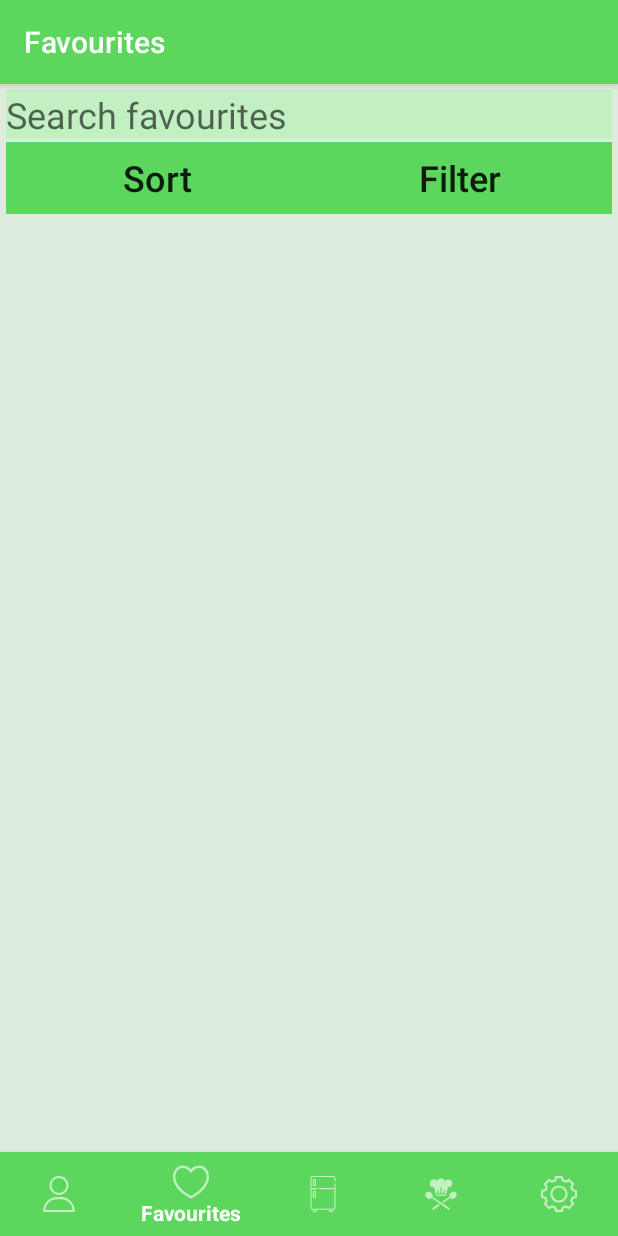
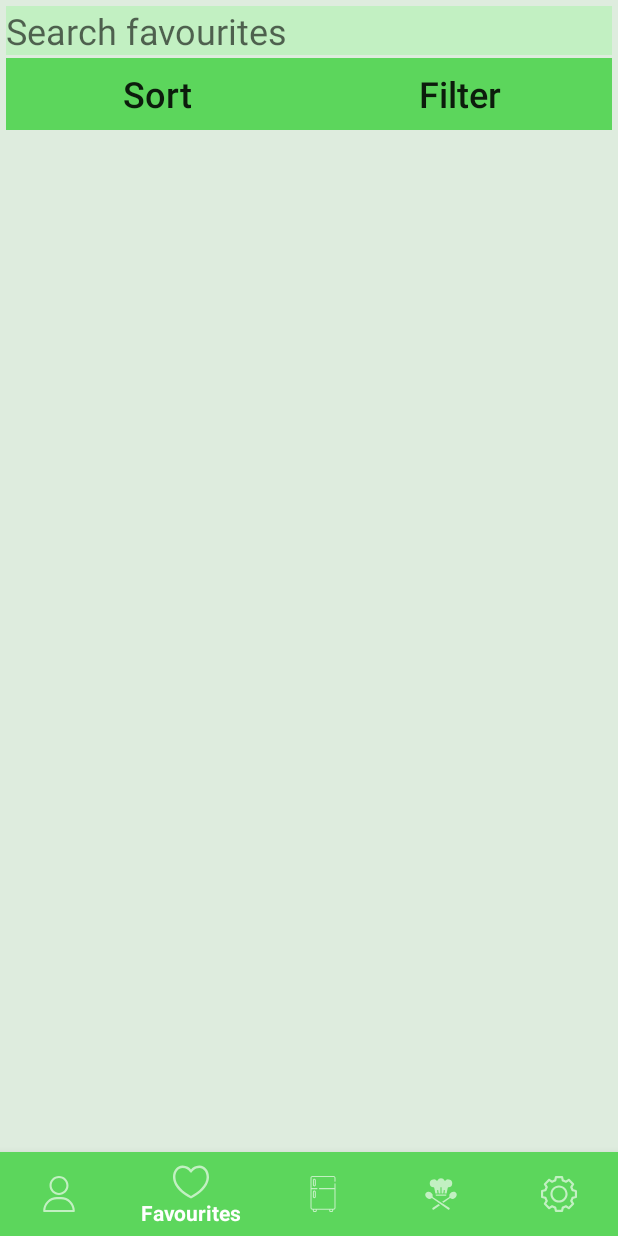
Before and after one commit to MattDominey5107530/FridgRApplication, an Android app: the screen it shows after launch (MainActivity), item 2 of the bottom bar chosen, on a phone screen of 412 x 824 dp. Run offline under Robolectric (Android 15) with nearby library versions, the phone set to English and light mode, and no system bars.

Commit message:
Removed the top toolbar

```diff
--- a/app/src/main/java/com/example/fridgr/MainActivity.kt
+++ b/app/src/main/java/com/example/fridgr/MainActivity.kt
@@ -14,12 +14,12 @@ class MainActivity : AppCompatActivity() {
         super.onCreate(savedInstanceState)
         setContentView(R.layout.activity_main)
 
-        toolbar = supportActionBar!!
+        //toolbar = supportActionBar!!
         val bottomNavigation: BottomNavigationView = findViewById(R.id.bottom_navigation)
         bottomNavigation.setOnNavigationItemSelectedListener(mOnNavigationItemSelectedListener)
 
         //Preload the fridge tab into the view and set the navigation bar to show that you're on that page
-        toolbar.title = "Fridge"
+        //toolbar.title = "Fridge"
         val fridgeFragment = FridgeFragment.newInstance()
         openFragment(fridgeFragment)
         bottomNavigation.selectedItemId = R.id.navigation_fridge
@@ -31,32 +31,32 @@ class MainActivity : AppCompatActivity() {
     private val mOnNavigationItemSelectedListener = BottomNavigationView.OnNavigationItemSelectedListener { item ->
         when (item.itemId) {
             R.id.navigation_profile -> {
-                toolbar.title = "Profile"
+                //toolbar.title = "Profile"
                 val profileFragment = ProfileFragment.newInstance()
                 openFragment(profileFragment)
                 return@OnNavigationItemSelectedListener true
             }
             R.id.navigation_favourites -> {
-                toolbar.title = "Favourites"
+                //toolbar.title = "Favourites"
                 val favouritesFragment = FavouritesFragment.newInstance()
                 openFragment(favouritesFragment)
                 return@OnNavigationItemSelectedListener true
             }
             R.id.navigation_fridge -> {
-                toolbar.title = "Fridge"
+                //toolbar.title = "Fridge"
                 val fridgeFragment = FridgeFragment.newInstance()
                 openFragment(fridgeFragment)
                 return@OnNavigationItemSelectedListener true
             }
             R.id.navigation_recipesearch -> {
-                toolbar.title = "Recipe Search"
+                //toolbar.title = "Recipe Search"
                 val recipeSearchFragment = RecipeSearchFragment.newInstance()
                 openFragment(recipeSearchFragment)
                 return@OnNavigationItemSelectedListener true
             }
             //TODO: Remove after creating and testing all GUI elements
             R.id.navigation_settings -> {
-                toolbar.title = "Testing"
+                //toolbar.title = "Testing"
                 val testFragment = LoginFragment.newInstance()
                 openFragment(testFragment)
                 return@OnNavigationItemSelectedListener true
--- a/app/src/main/res/values/styles.xml
+++ b/app/src/main/res/values/styles.xml
@@ -1,7 +1,7 @@
 <resources>
 
     <!-- Base application theme. -->
-    <style name="AppTheme" parent="Theme.AppCompat.Light.DarkActionBar">
+    <style name="AppTheme" parent="Theme.AppCompat.Light.NoActionBar">
         <!-- Customize your theme here. -->
         <item name="colorPrimary">@color/colorPrimary</item>
         <item name="colorPrimaryDark">@color/colorPrimaryDark</item>
```
